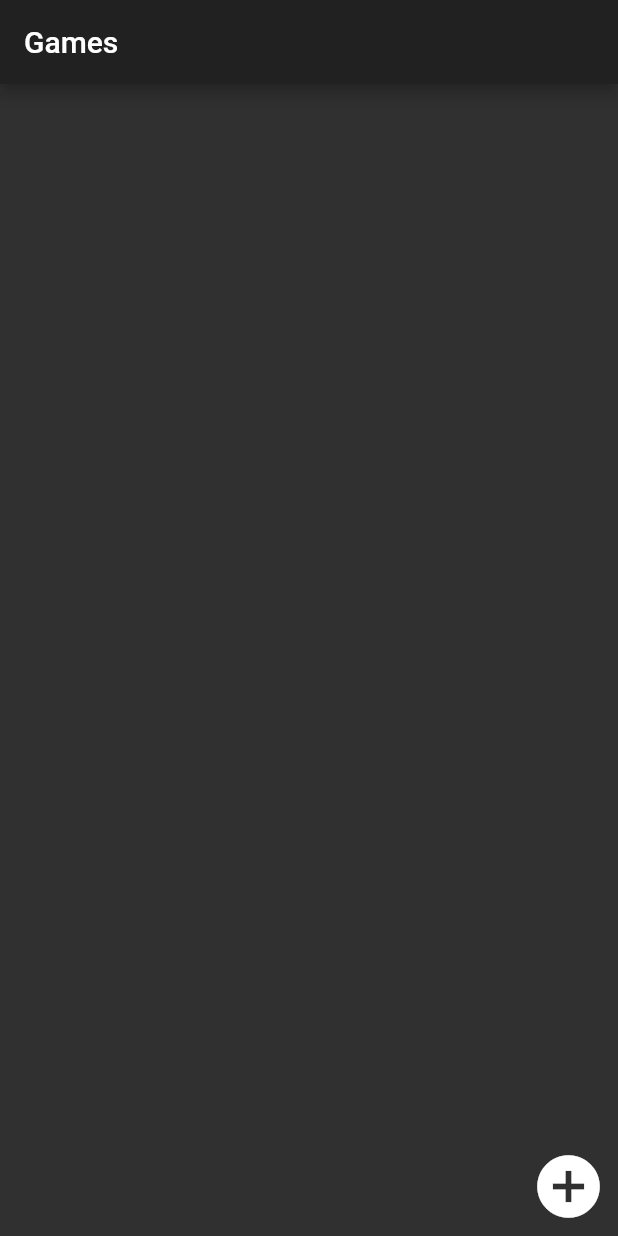
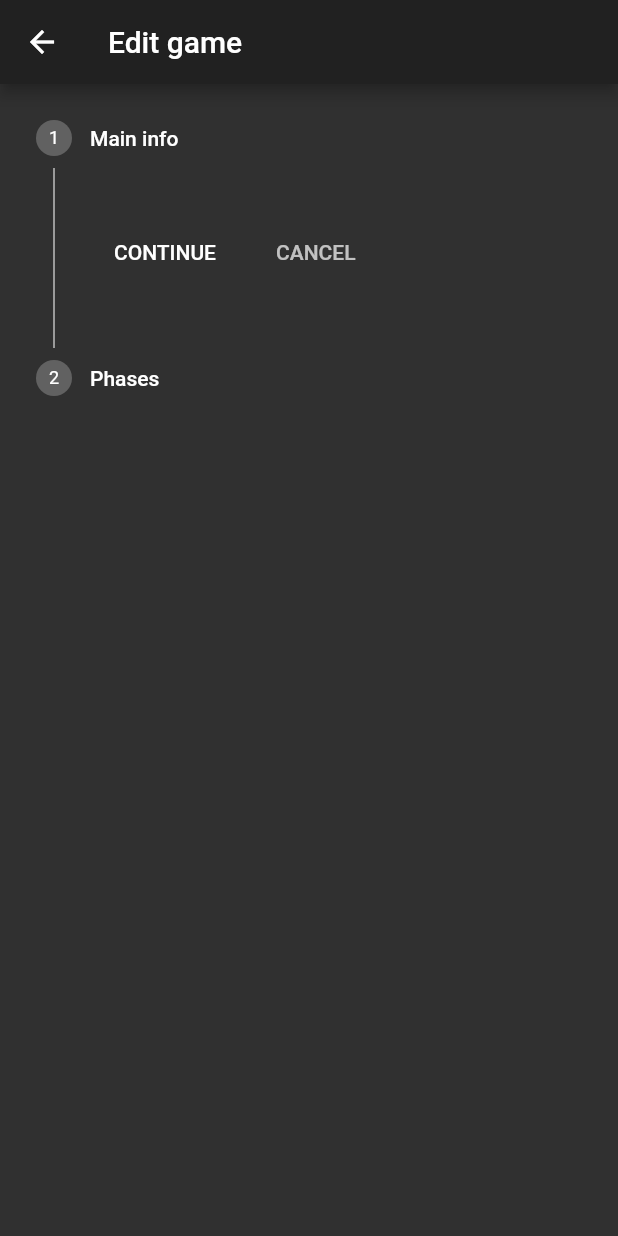
Before and after one commit to A360JMaxxgamer/boardgame_companion, a Flutter app: the screen it shows after launch, after a tap on the "add circle" icon, on a phone screen of 412 x 824 dp. Run offline on Flutter 3.47's test engine with Material 2 defaults, Android fonts, the phone set to English and light mode, and no system bars.

Commit message:
add page for editing a game

```diff
--- a/src/boardgame_companion/lib/model/boardgame.dart
+++ b/src/boardgame_companion/lib/model/boardgame.dart
@@ -3,5 +3,5 @@ import 'package:boardgame_companion/model/phases/phase.dart';
 class Boardgame {
   String name;
   String descpription;
-  List<Phase> phases;
+  List<Phase> phases = List<Phase>.empty();
 }
--- /dev/null
+++ b/src/boardgame_companion/lib/pages/edit-game-page.dart
@@ -0,0 +1,69 @@
+import 'package:boardgame_companion/model/boardgame.dart';
+import 'package:flutter/material.dart';
+
+class EditGamePage extends StatefulWidget {
+  const EditGamePage({Key key, this.boardgame}) : super(key: key);
+
+  @override
+  _EditGamePageState createState() => _EditGamePageState(boardgame);
+
+  final Boardgame boardgame;
+}
+
+class _EditGamePageState extends State<EditGamePage> {
+  final Boardgame boardgame;
+
+  int currentStep = 0;
+
+  void gotoNextState() {
+    setState(() {
+      currentStep++;
+      if (currentStep > 1) {
+        Navigator.pop(context);
+      }
+    });
+  }
+
+  void gotoPrevState() {
+    setState(() {
+      currentStep--;
+      if (currentStep < 0) {
+        Navigator.pop(context);
+      }
+    });
+  }
+
+  _EditGamePageState(this.boardgame);
+
+  @override
+  Widget build(BuildContext context) {
+    return Scaffold(
+      appBar: AppBar(
+        title: Text("Edit game"),
+      ),
+      body: Stepper(
+        currentStep: currentStep,
+        onStepContinue: gotoNextState,
+        onStepCancel: gotoPrevState,
+        steps: [
+          Step(title: Text("Main info"), content: Column()),
+          Step(
+              title: Text("Phases"),
+              content: Stack(
+                children: [
+                  Column(
+                      children: List<Widget>.generate(boardgame.phases.length,
+                          (index) {
+                    return Row();
+                  })),
+                  IconButton(
+                      alignment: Alignment.centerRight,
+                      icon: Icon(Icons.add_circle),
+                      onPressed: () => {})
+                ],
+              ))
+        ],
+      ),
+    );
+  }
+}
--- a/src/boardgame_companion/lib/pages/games-page.dart
+++ b/src/boardgame_companion/lib/pages/games-page.dart
@@ -1,3 +1,5 @@
+import 'package:boardgame_companion/model/boardgame.dart';
+import 'package:boardgame_companion/pages/edit-game-page.dart';
 import 'package:flutter/material.dart';
 
 class GamesPage extends StatefulWidget {
@@ -21,7 +23,14 @@ class _GamesPageState extends State<GamesPage> {
           IconButton(
             alignment: Alignment.centerRight,
             icon: Icon(Icons.add_circle),
-            onPressed: () => {},
+            onPressed: () {
+              Navigator.push(context,
+                  MaterialPageRoute<void>(builder: (BuildContext context) {
+                return EditGamePage(
+                  boardgame: Boardgame(),
+                );
+              }));
+            },
             iconSize: 50.0,
           )
         ],
```
